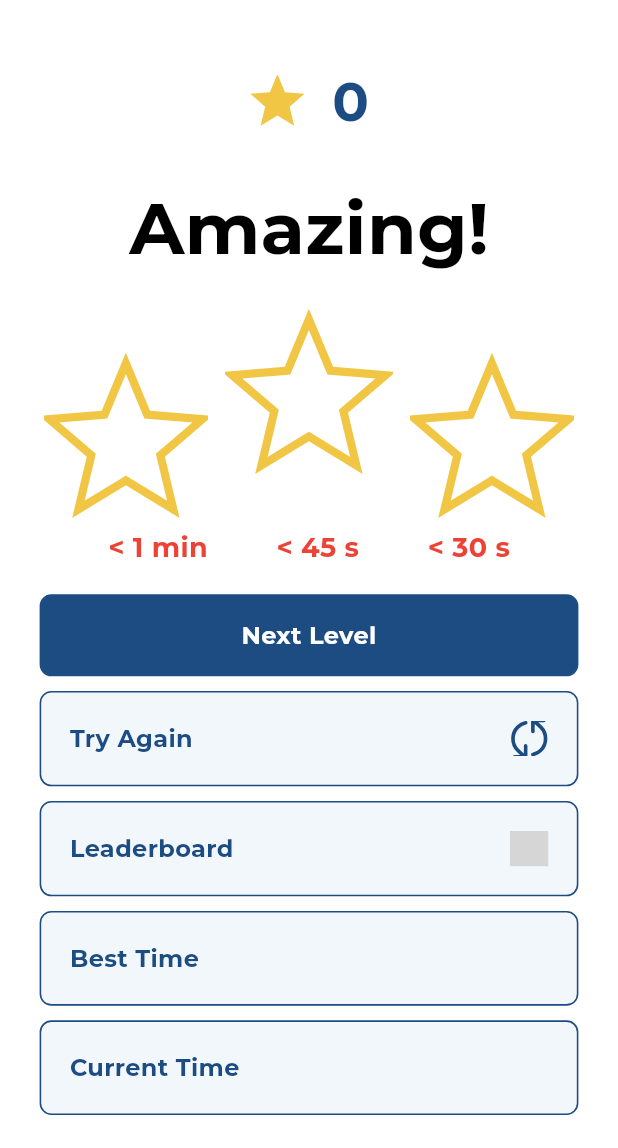
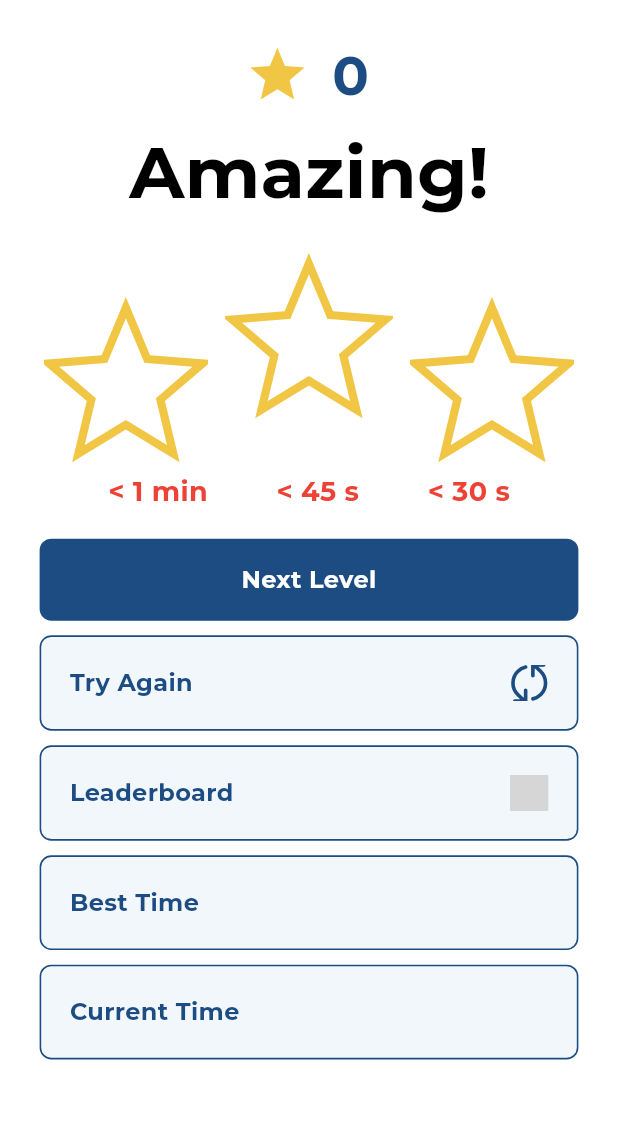
Before and after one commit to chxyzn/drag-drop-flutter, a Flutter app: the GameResultScreen screen opened directly with empty values, on a phone screen of 412 x 824 dp, the part 88-1236 px from its top. Run offline on Flutter 3.47's test engine with Material 3 defaults, Android fonts, the phone set to English and light mode, and no system bars; our stand-ins replace flutter_riverpod, flutter_screenutil, flutter_secure_storage, flutter_svg, google_fonts, isar and 1 more; missing offline and left inert: graphview, haptic_feedback, pausable_timer; accounts and stored records are empty; generated files the repository leaves out were written again; grey boxes are pictures that could not be loaded.

```diff
--- a/lib/src/game/game_result_screen.dart
+++ b/lib/src/game/game_result_screen.dart
@@ -45,7 +45,7 @@ class GameResultScreen extends StatelessWidget {
       ),
       body: [
         SizedBox(
-          height: 18.h,
+          height: 0.h,
         ),
         Row(
           mainAxisAlignment: MainAxisAlignment.center,
@@ -68,7 +68,7 @@ class GameResultScreen extends StatelessWidget {
           ],
         ),
         SizedBox(
-          height: 25.h,
+          height: 5.h,
         ),
         Text(
           'Amazing!',
--- a/lib/src/home/home.dart
+++ b/lib/src/home/home.dart
@@ -146,7 +146,7 @@ class _HomeScreenState extends State<HomeScreen> {
           height: 60.h,
         ),
         Text(
-          '25 minutes away from\nDaily Rewards!',
+          "",
           textAlign: TextAlign.center,
           style: w700.size18.copyWith(color: CustomColor.greenTextColor),
         ),
--- a/lib/src/login/login_screen.dart
+++ b/lib/src/login/login_screen.dart
@@ -291,7 +291,7 @@ class _LoginScreenState extends State<LoginScreen> {
         Padding(
           padding: const EdgeInsets.symmetric(horizontal: 40.0),
           child: Text(
-            "Hipster ipsum tattooed brunch I'm baby. Plant venmo vape squid intelligentsia glossier fanny tilde ",
+            "Login to Play, Learn & Compete.",
             textAlign: TextAlign.center,
             style: w700.size12.copyWith(color: CustomColor.primary60Color),
           ),
```
Also changed, not shown: lib/src/game/game_screen.dart (+14 -5 lines), 2 other files.
